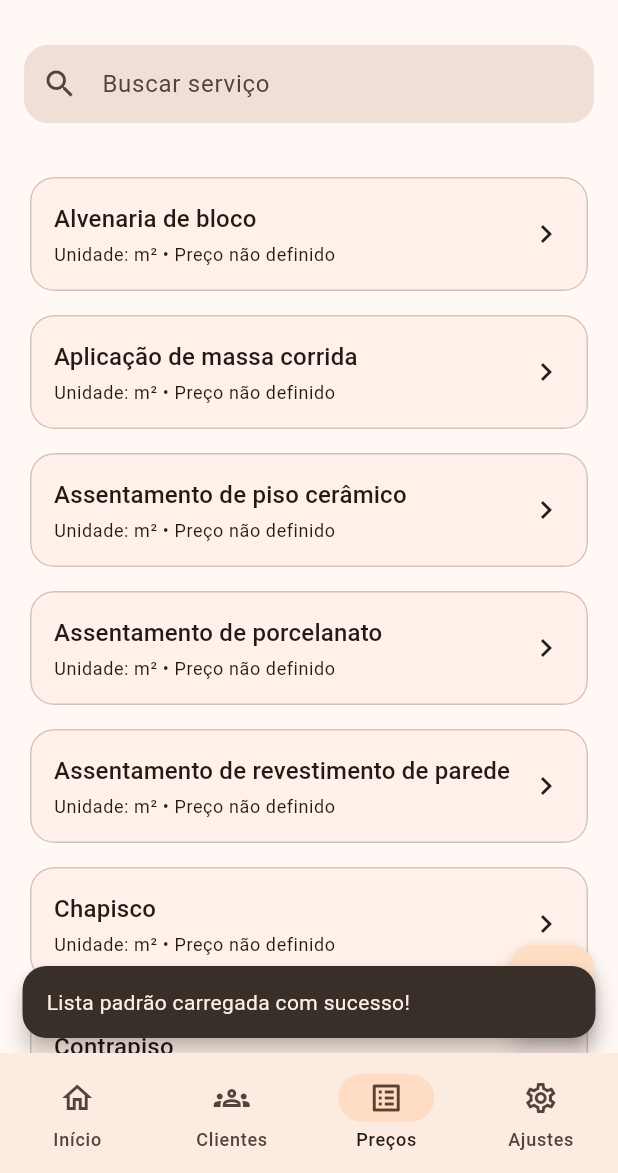
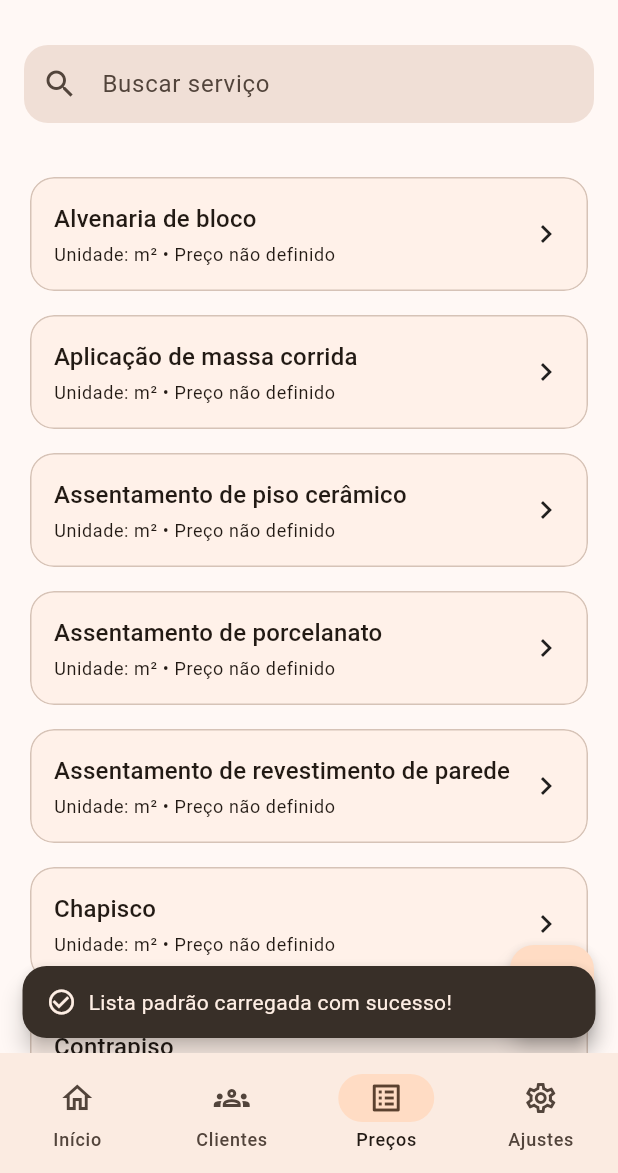
Before and after one commit to ractechdev-cell/obrion-orcamentos, a Flutter app: the screen it shows after launch, item 3 of the bottom bar chosen, after a tap on "Carregar sugestões padrão", on a phone screen of 412 x 824 dp, the part 63-1236 px from its top. Run offline on Flutter 3.47's test engine with Material 3 defaults, Android fonts, the phone set to English and light mode, and no system bars; drawn by our look-alikes of upgrader; our stand-ins replace drift, drift_flutter, file_picker, firebase_analytics, firebase_core, firebase_crashlytics and 7 more; missing offline and left inert: shorebird_code_push; accounts and stored records are empty; generated files the repository leaves out were written again.

Commit message:
Passada de polimento visual: AppSnackBar, empty state e home animados
Centraliza os 10 SnackBar crus espalhados pelo app num único AppSnackBar
(ícone por tipo de ação, não só cor). AppEmptyState e HomeScreen ganham
mais hierarquia visual e uma entrada suave, respeitando reduzir
movimento — sem introduzir feature de negócio nova.

Co-Authored-By: Claude Sonnet 5 <noreply@anthropic.com>

```diff
--- a/lib/screens/budgets_screen.dart
+++ b/lib/screens/budgets_screen.dart
@@ -11,6 +11,7 @@ import '../widgets/app_dialog.dart';
 import '../widgets/app_empty_state.dart';
 import '../widgets/app_error.dart';
 import '../widgets/app_loading.dart';
+import '../widgets/app_snackbar.dart';
 import 'budget_form_screen.dart';
 
 String _statusLabel(BudgetStatus status) {
@@ -118,9 +119,7 @@ class _BudgetsScreenState extends ConsumerState<BudgetsScreen> {
       if (confirmed == true) {
         await repo.softDelete(budget.id);
         if (context.mounted) {
-          ScaffoldMessenger.of(context).showSnackBar(
-            const SnackBar(content: Text('Orçamento excluído.')),
-          );
+          AppSnackBar.show(context, 'Orçamento excluído.', variant: AppSnackBarVariant.destructive);
         }
       }
     }
--- a/lib/screens/client_form_screen.dart
+++ b/lib/screens/client_form_screen.dart
@@ -6,6 +6,7 @@ import '../providers/clients_repository_provider.dart';
 import '../utils/validators.dart';
 import '../widgets/app_button.dart';
 import '../widgets/app_loading.dart';
+import '../widgets/app_snackbar.dart';
 import '../widgets/app_text_field.dart';
 
 /// Formulário de cliente — cria um novo ou edita um existente, conforme
@@ -84,9 +85,7 @@ class _ClientFormScreenState extends ConsumerState<ClientFormScreen> {
     }
 
     if (mounted) {
-      ScaffoldMessenger.of(context).showSnackBar(
-        SnackBar(content: Text(_isEditing ? 'Cliente atualizado.' : 'Cliente salvo.')),
-      );
+      AppSnackBar.show(context, _isEditing ? 'Cliente atualizado.' : 'Cliente salvo.');
       Navigator.of(context).pop();
     }
     if (mounted) setState(() => _saving = false);
--- a/lib/screens/clients_screen.dart
+++ b/lib/screens/clients_screen.dart
@@ -10,6 +10,7 @@ import '../widgets/app_dialog.dart';
 import '../widgets/app_empty_state.dart';
 import '../widgets/app_error.dart';
 import '../widgets/app_loading.dart';
+import '../widgets/app_snackbar.dart';
 import '../widgets/app_text_field.dart';
 import 'budgets_screen.dart';
 import 'client_form_screen.dart';
@@ -97,9 +98,7 @@ class _ClientsScreenState extends ConsumerState<ClientsScreen> {
     final repository = ref.read(clientsRepositoryProvider);
     await repository.softDelete(client.id);
     if (context.mounted) {
-      ScaffoldMessenger.of(context).showSnackBar(
-        const SnackBar(content: Text('Cliente excluído.')),
-      );
+      AppSnackBar.show(context, 'Cliente excluído.', variant: AppSnackBarVariant.destructive);
     }
   }
 
--- a/lib/screens/home_screen.dart
+++ b/lib/screens/home_screen.dart
@@ -14,21 +14,34 @@ class HomeScreen extends StatelessWidget {
 
   @override
   Widget build(BuildContext context) {
-    return Scaffold(
-      appBar: AppBar(title: const Text('Obrion Orçamentos')),
-      body: ListView(
-        padding: const EdgeInsets.all(AppSpacing.md),
+    final colorScheme = Theme.of(context).colorScheme;
+    final reduceMotion = MediaQuery.of(context).disableAnimations;
+
+    final content = Column(
+      crossAxisAlignment: CrossAxisAlignment.start,
       children: [
+        Container(
+          width: 56,
+          height: 56,
+          decoration: BoxDecoration(
+            color: colorScheme.primaryContainer,
+            shape: BoxShape.circle,
+          ),
+          child: Icon(Icons.request_quote_outlined, color: colorScheme.onPrimaryContainer),
+        ),
+        const SizedBox(height: AppSpacing.md),
         Text(
           'Comece um orçamento novo',
-            style: Theme.of(context).textTheme.titleMedium,
+          style: Theme.of(context).textTheme.headlineSmall,
         ),
         const SizedBox(height: AppSpacing.xs),
         Text(
           'Cadastre o cliente e siga para medir e montar o orçamento.',
-            style: Theme.of(context).textTheme.bodySmall,
+          style: Theme.of(context).textTheme.bodyMedium?.copyWith(
+                color: colorScheme.onSurfaceVariant,
               ),
-          const SizedBox(height: AppSpacing.md),
+        ),
+        const SizedBox(height: AppSpacing.lg),
         AppButton(
           label: 'Novo Cliente',
           icon: Icons.person_add_outlined,
@@ -37,6 +50,27 @@ class HomeScreen extends StatelessWidget {
           ),
         ),
       ],
+    );
+
+    return Scaffold(
+      appBar: AppBar(title: const Text('Obrion Orçamentos')),
+      body: ListView(
+        padding: const EdgeInsets.all(AppSpacing.md),
+        children: [
+          if (reduceMotion)
+            content
+          else
+            TweenAnimationBuilder<double>(
+              tween: Tween(begin: 0, end: 1),
+              duration: const Duration(milliseconds: 350),
+              curve: Curves.easeOut,
+              builder: (context, value, child) => Opacity(
+                opacity: value,
+                child: Transform.translate(offset: Offset(0, 12 * (1 - value)), child: child),
+              ),
+              child: content,
+            ),
+        ],
       ),
     );
   }
--- a/lib/screens/measurement_form_screen.dart
+++ b/lib/screens/measurement_form_screen.dart
@@ -11,6 +11,7 @@ import '../utils/validators.dart';
 import '../widgets/app_button.dart';
 import '../widgets/app_loading.dart';
 import '../widgets/app_number_input.dart';
+import '../widgets/app_snackbar.dart';
 import '../widgets/app_text_field.dart';
 
 typedef _OpeningDraft = ({OpeningType type, double widthMeters, double heightMeters});
@@ -126,9 +127,7 @@ class _MeasurementFormScreenState extends ConsumerState<MeasurementFormScreen> {
     if (!_isEditing) AnalyticsService.trackEvent('measurement_completed');
 
     if (mounted) {
-      ScaffoldMessenger.of(context).showSnackBar(
-        SnackBar(content: Text(_isEditing ? 'Medição atualizada.' : 'Medição salva.')),
-      );
+      AppSnackBar.show(context, _isEditing ? 'Medição atualizada.' : 'Medição salva.');
       Navigator.of(context).pop();
     }
     if (mounted) setState(() => _saving = false);
--- a/lib/screens/measurements_screen.dart
+++ b/lib/screens/measurements_screen.dart
@@ -10,6 +10,7 @@ import '../widgets/app_dialog.dart';
 import '../widgets/app_empty_state.dart';
 import '../widgets/app_error.dart';
 import '../widgets/app_loading.dart';
+import '../widgets/app_snackbar.dart';
 import 'measurement_form_screen.dart';
 
 class MeasurementsScreen extends ConsumerStatefulWidget {
@@ -54,9 +55,7 @@ class _MeasurementsScreenState extends ConsumerState<MeasurementsScreen> {
         final repo = ref.read(measurementsRepositoryProvider);
         await repo.softDeleteMeasurement(item.measurement.id);
         if (context.mounted) {
-          ScaffoldMessenger.of(context).showSnackBar(
-            const SnackBar(content: Text('Medição excluída.')),
-          );
+          AppSnackBar.show(context, 'Medição excluída.', variant: AppSnackBarVariant.destructive);
         }
       }
     }
--- a/lib/screens/services_screen.dart
+++ b/lib/screens/services_screen.dart
@@ -14,6 +14,7 @@ import '../widgets/app_dialog.dart';
 import '../widgets/app_empty_state.dart';
 import '../widgets/app_error.dart';
 import '../widgets/app_loading.dart';
+import '../widgets/app_snackbar.dart';
 import '../widgets/app_text_field.dart';
 import 'service_unit_label.dart';
 
@@ -36,9 +37,7 @@ class _ServicesScreenState extends ConsumerState<ServicesScreen> {
       final repo = ref.read(servicesRepositoryProvider);
       await repo.populateDefaultServices();
       if (context.mounted) {
-        ScaffoldMessenger.of(context).showSnackBar(
-          const SnackBar(content: Text('Lista padrão carregada com sucesso!')),
-        );
+        AppSnackBar.show(context, 'Lista padrão carregada com sucesso!');
       }
     } finally {
       if (mounted) setState(() => _populating = false);
@@ -216,9 +215,7 @@ class _ServiceFormSheetState extends ConsumerState<_ServiceFormSheet> {
     }
 
     if (mounted) {
-      ScaffoldMessenger.of(context).showSnackBar(
-        const SnackBar(content: Text('Serviço salvo.')),
-      );
+      AppSnackBar.show(context, 'Serviço salvo.');
       Navigator.of(context).pop();
     }
   }
@@ -236,9 +233,7 @@ class _ServiceFormSheetState extends ConsumerState<_ServiceFormSheet> {
       final repo = ref.read(servicesRepositoryProvider);
       await repo.softDelete(widget.service!.id);
       if (mounted) {
-        ScaffoldMessenger.of(context).showSnackBar(
-          const SnackBar(content: Text('Serviço excluído.')),
-        );
+        AppSnackBar.show(context, 'Serviço excluído.', variant: AppSnackBarVariant.destructive);
         Navigator.of(context).pop();
       }
     }
--- a/lib/screens/settings_screen.dart
+++ b/lib/screens/settings_screen.dart
@@ -16,6 +16,7 @@ import '../repositories/account_repository.dart';
 import '../theme/app_radius.dart';
 import '../theme/app_spacing.dart';
 import '../widgets/app_button.dart';
+import '../widgets/app_snackbar.dart';
 import '../widgets/app_text_field.dart';
 import 'login_screen.dart';
 
@@ -137,9 +138,7 @@ class _SettingsScreenState extends ConsumerState<SettingsScreen> {
     );
     if (mounted) {
       setState(() => _saving = false);
-      ScaffoldMessenger.of(context).showSnackBar(
-        const SnackBar(content: Text('Perfil salvo.')),
-      );
+      AppSnackBar.show(context, 'Perfil salvo.');
     }
   }
 
--- a/lib/widgets/app_empty_state.dart
+++ b/lib/widgets/app_empty_state.dart
@@ -24,14 +24,20 @@ class AppEmptyState extends StatelessWidget {
   @override
   Widget build(BuildContext context) {
     final colorScheme = Theme.of(context).colorScheme;
+    final reduceMotion = MediaQuery.of(context).disableAnimations;
 
-    return Center(
-      child: Padding(
-        padding: const EdgeInsets.all(AppSpacing.lg),
-        child: Column(
+    final content = Column(
       mainAxisSize: MainAxisSize.min,
       children: [
-            Icon(icon, size: 64, color: colorScheme.outline),
+        Container(
+          width: 96,
+          height: 96,
+          decoration: BoxDecoration(
+            color: colorScheme.surfaceContainerHighest,
+            shape: BoxShape.circle,
+          ),
+          child: Icon(icon, size: 40, color: colorScheme.primary),
+        ),
         const SizedBox(height: AppSpacing.md),
         Text(
           message,
@@ -45,6 +51,22 @@ class AppEmptyState extends StatelessWidget {
           AppButton(label: actionLabel!, onPressed: onAction),
         ],
       ],
+    );
+
+    return Center(
+      child: Padding(
+        padding: const EdgeInsets.all(AppSpacing.lg),
+        child: reduceMotion
+            ? content
+            : TweenAnimationBuilder<double>(
+                tween: Tween(begin: 0, end: 1),
+                duration: const Duration(milliseconds: 300),
+                curve: Curves.easeOut,
+                builder: (context, value, child) => Opacity(
+                  opacity: value,
+                  child: Transform.scale(scale: 0.92 + (0.08 * value), child: child),
+                ),
+                child: content,
               ),
       ),
     );
--- /dev/null
+++ b/lib/widgets/app_snackbar.dart
@@ -0,0 +1,44 @@
+import 'package:flutter/material.dart';
+
+import '../theme/app_spacing.dart';
+
+/// O que a ação significou — não a cor em si. O ícone muda de forma
+/// (check/lixeira/alerta) em vez de só cor, pra não depender só de cor
+/// pra transmitir o significado (acessibilidade) e pra ficar legível em
+/// qualquer combinação de tema.
+enum AppSnackBarVariant { success, destructive, warning }
+
+/// Feedback padrão de ação (ver docs/APP_FACTORY_CORE.md, UI Components).
+/// Nunca montar `SnackBar(content: Text(...))` cru numa tela — sempre
+/// aqui, pra toda confirmação de salvar/excluir no app ter o mesmo ícone
+/// e peso visual, em vez de cada tela reinventar o próprio texto solto.
+class AppSnackBar {
+  const AppSnackBar._();
+
+  static void show(
+    BuildContext context,
+    String message, {
+    AppSnackBarVariant variant = AppSnackBarVariant.success,
+  }) {
+    final icon = switch (variant) {
+      AppSnackBarVariant.success => Icons.check_circle_outline,
+      AppSnackBarVariant.destructive => Icons.delete_outline,
+      AppSnackBarVariant.warning => Icons.error_outline,
+    };
+    final onSnackBarColor = Theme.of(context).colorScheme.onInverseSurface;
+
+    ScaffoldMessenger.of(context)
+      ..hideCurrentSnackBar()
+      ..showSnackBar(
+        SnackBar(
+          content: Row(
+            children: [
+              Icon(icon, size: 20, color: onSnackBarColor),
+              const SizedBox(width: AppSpacing.sm),
+              Expanded(child: Text(message)),
+            ],
+          ),
+        ),
+      );
+  }
+}
```
Also changed, not shown: lib/screens/budget_form_screen.dart (+5 -2 lines), lib/screens/login_screen.dart (+4 -4 lines), 1 other file. Lines whose indentation alone changed are shown as unchanged.
